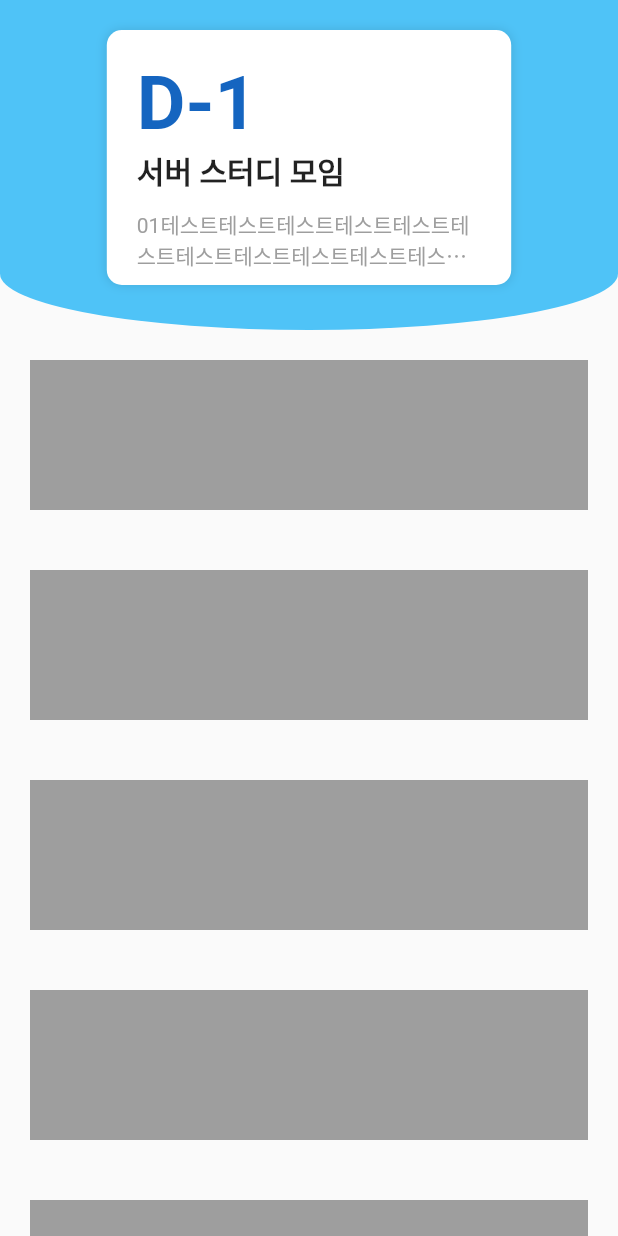
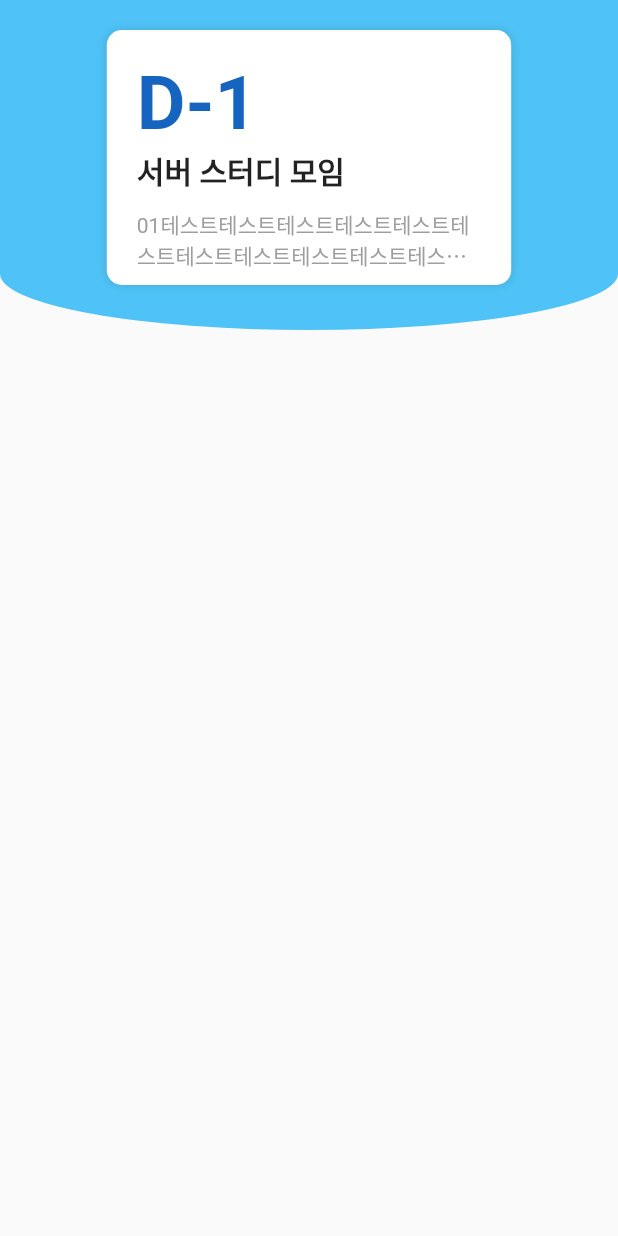
Before and after one commit to BusanDevelopers/D-DayCalendar, a Flutter app: the screen it shows after launch, on a phone screen of 412 x 824 dp. Run offline on Flutter 3.47's test engine with Material 2 defaults, Android fonts, the phone set to English and light mode, and no system bars; our stand-ins replace flutter_swiper.

Commit message:
Remove: ListView.builder in main page

```diff
--- a/d_day_calendar/lib/main_page.dart
+++ b/d_day_calendar/lib/main_page.dart
@@ -13,17 +13,11 @@ class MainPage extends StatelessWidget {
       body: SafeArea(
         child: Stack(
           children: [
-            ListView.builder(
+            ListView(
               padding: EdgeInsets.only(top: 220),
-              itemCount: 10,
-              itemBuilder: (_, index) {
-                return Container(
-                  width: double.infinity,
-                  height: 100,
-                  margin: EdgeInsets.all(20),
-                  color: Colors.grey,
-                );
-              },
+              children: [
+
+              ],
             ),
             Container(
               height: 220,
```
